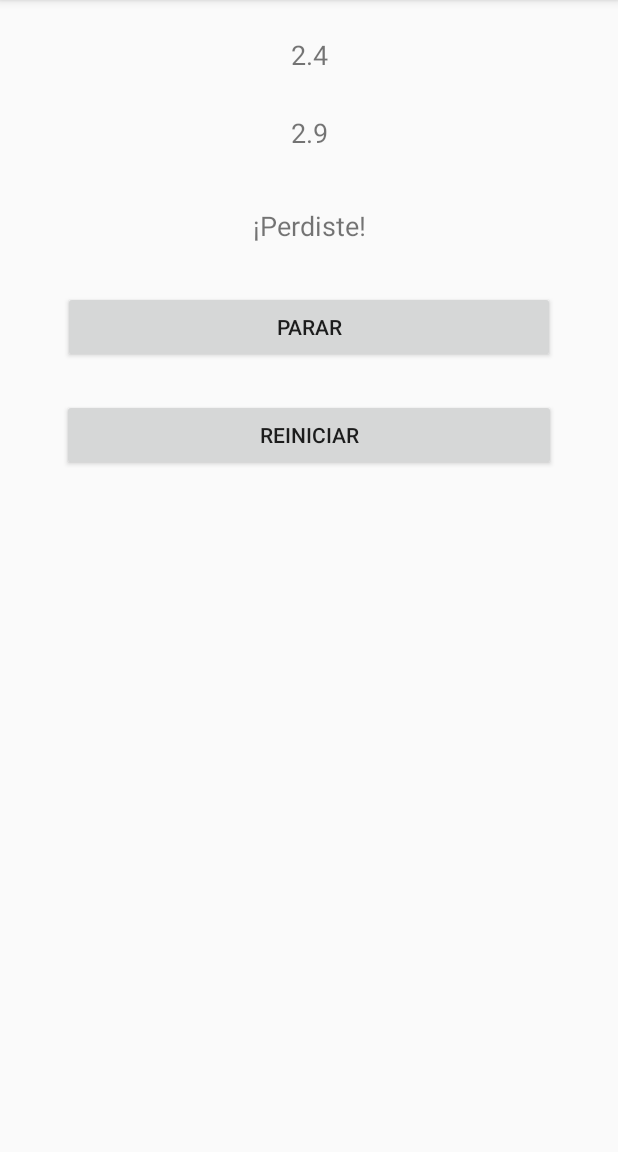
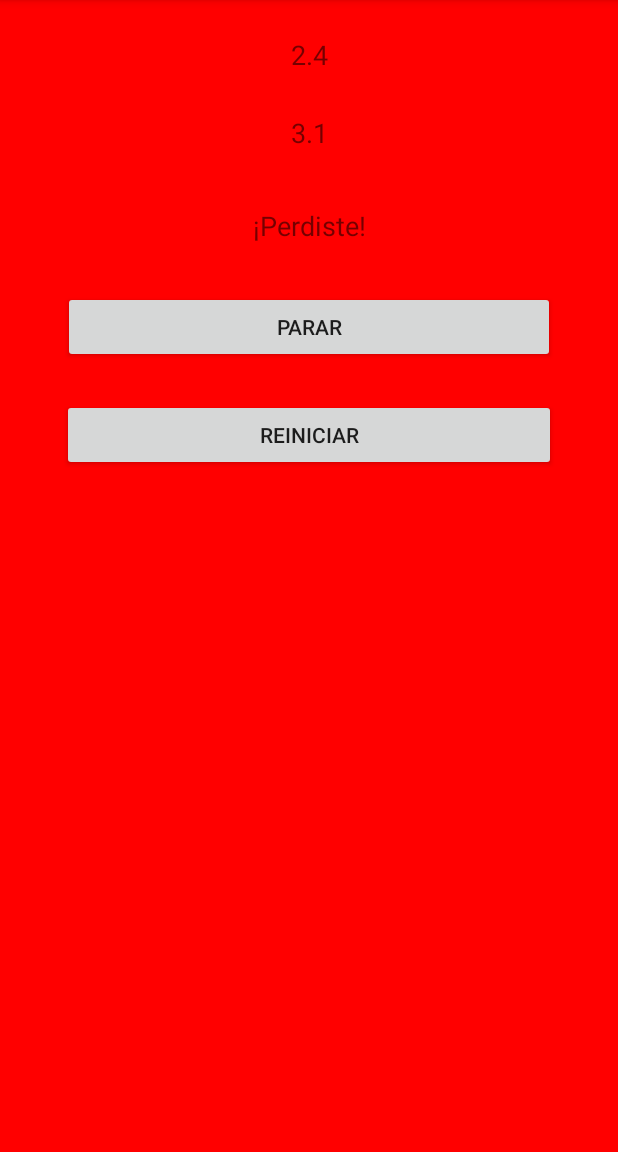
Before and after one commit to GuillermoReyesGuerrero/Laboratorio_Pulsador, an Android app: the screen it shows after launch (MainActivity), after a tap on "PARAR", on a phone screen of 412 x 824 dp, the part 84-1236 px from its top. Run offline under Robolectric (Android 15) with nearby library versions, the phone set to English and light mode, and no system bars.

Commit message:
fondo_color

```diff
--- a/app/src/main/java/com/example/guillermo/ggrg_pulsor/MainActivity.java
+++ b/app/src/main/java/com/example/guillermo/ggrg_pulsor/MainActivity.java
@@ -2,6 +2,8 @@ package com.example.guillermo.ggrg_pulsor;
 
 import android.content.Intent;
 import android.os.Handler;
+import android.graphics.Color;
+import android.support.constraint.ConstraintLayout;
 import android.support.v7.app.AppCompatActivity;
 import android.os.Bundle;
 import android.view.View;
@@ -9,6 +11,7 @@ import android.widget.Button;
 import android.widget.TextView;
 
 public class MainActivity extends AppCompatActivity {
+    ConstraintLayout full_view;
     private TextView numale;
     private TextView numsecue;
     private TextView result;
@@ -21,6 +24,8 @@ public class MainActivity extends AppCompatActivity {
     protected void onCreate(Bundle savedInstanceState) {
         super.onCreate(savedInstanceState);
         setContentView(R.layout.activity_main);
+
+        full_view = findViewById(R.id.full_view);
         numale=findViewById(R.id.txtnumale);
         numsecue=findViewById(R.id.txtnumsecu);
         botreiniciar=findViewById(R.id.btnreiniciar);
@@ -41,8 +46,10 @@ public class MainActivity extends AppCompatActivity {
                 comparar=true;
                 if(numale.getText().equals(numsecue.getText())){
                     result.setText("¡Ganaste!");
+                    full_view.setBackgroundColor(Color.GREEN);
                 }else{
                     result.setText("¡Perdiste!");
+                    full_view.setBackgroundColor(Color.RED);
                 }
             }
         });
--- a/app/src/main/res/layout/activity_main.xml
+++ b/app/src/main/res/layout/activity_main.xml
@@ -2,6 +2,7 @@
 <android.support.constraint.ConstraintLayout xmlns:android="http://schemas.android.com/apk/res/android"
     xmlns:app="http://schemas.android.com/apk/res-auto"
     xmlns:tools="http://schemas.android.com/tools"
+    android:id="@+id/full_view"
     android:layout_width="match_parent"
     android:layout_height="match_parent"
     tools:context="com.example.guillermo.ggrg_pulsor.MainActivity">
```
